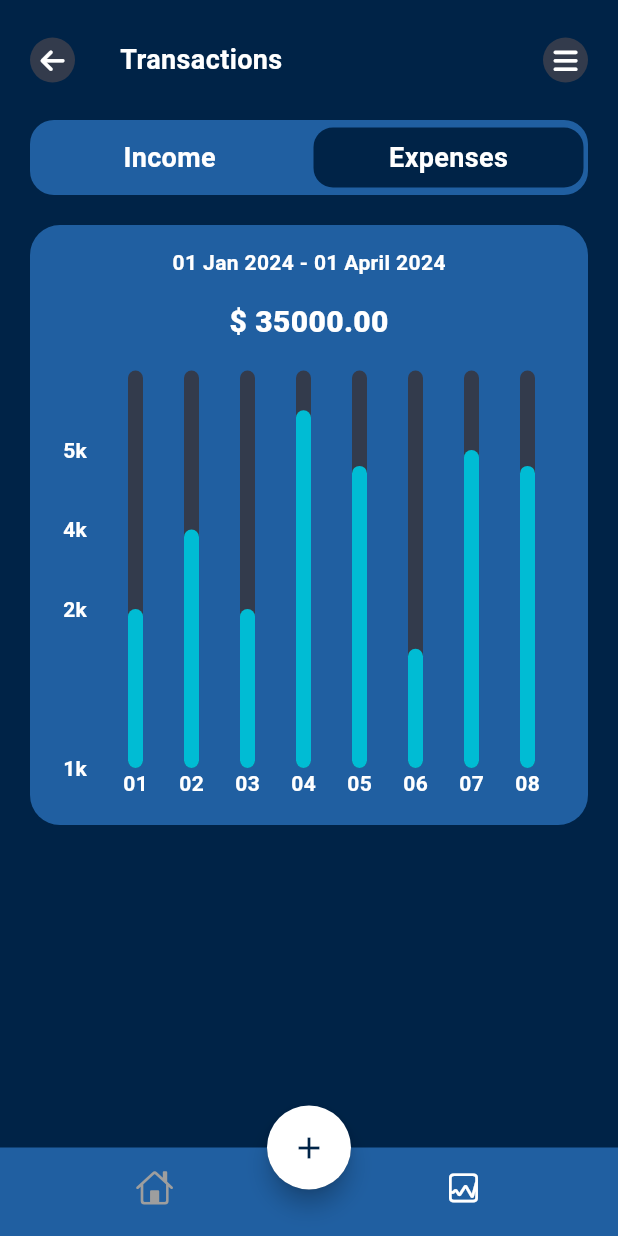
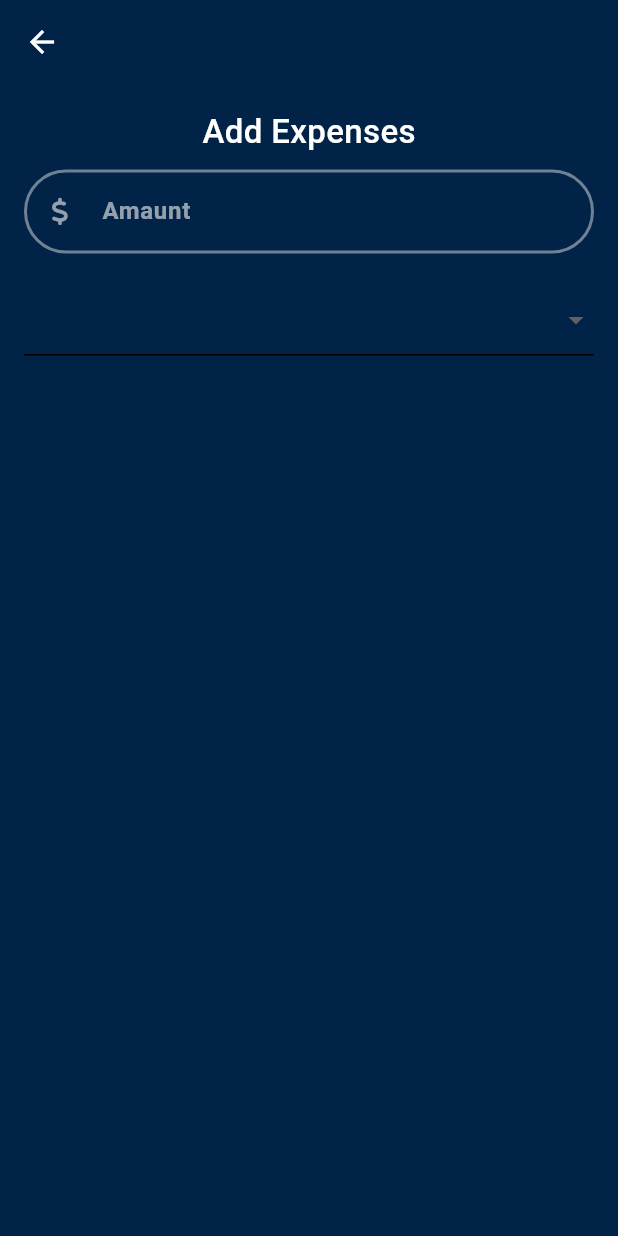
Before and after one commit to R-salton/expense_tracker, a Flutter app: the screen it shows after launch, item 2 of the bottom bar chosen, after a tap on the "add" icon, on a phone screen of 412 x 824 dp. Run offline on Flutter 3.47's test engine with Material 3 defaults, Android fonts, the phone set to English and light mode, and no system bars; drawn by our look-alikes of fl_chart; our stand-ins replace font_awesome_flutter, line_icons.

Commit message:
Add Expense

```diff
--- /dev/null
+++ b/lib/screens/add_expense/views/add_expenses.dart
@@ -0,0 +1,99 @@
+import 'package:flutter/material.dart';
+import 'package:font_awesome_flutter/font_awesome_flutter.dart';
+
+class AddExpensesScreen extends StatelessWidget {
+  const AddExpensesScreen({super.key});
+
+  @override
+  Widget build(BuildContext context) {
+    final List<String> categories = [
+      'Groceries',
+      'Bills',
+      'Entertainment',
+      'Transport',
+      'Health',
+      'Others',
+    ];
+
+    return GestureDetector(
+      onTap: () => FocusScope.of(context).unfocus(),
+      child: Scaffold(
+        appBar: AppBar(
+          iconTheme: IconThemeData(color: Colors.white),
+          centerTitle: true,
+        ),
+        body: Padding(
+          padding: const EdgeInsets.all(16.0),
+          child: Column(
+            crossAxisAlignment: CrossAxisAlignment.center,
+            children: [
+              Text(
+                'Add Expenses',
+                style: TextStyle(
+                  color: Colors.white,
+                  fontWeight: FontWeight.w500,
+                  fontSize: 22,
+                ),
+              ),
+              SizedBox(
+                height: 10,
+              ),
+              SizedBox(
+                child: CustomInputField(),
+              ),
+              SizedBox(
+                height: 20,
+              ),
+              DropdownButtonFormField<String>(
+                onChanged: (value) {},
+                items: categories.map((String category) {
+                  return DropdownMenuItem<String>(
+                    value: category,
+                    child: Text(
+                      category,
+                      style: TextStyle(
+                          color: Colors.white, fontWeight: FontWeight.bold),
+                    ),
+                  );
+                }).toList(),
+              ),
+            ],
+          ),
+        ),
+      ),
+    );
+  }
+}
+
+class CustomInputField extends StatelessWidget {
+  const CustomInputField({
+    super.key,
+  });
+
+  @override
+  Widget build(BuildContext context) {
+    return TextField(
+      decoration: InputDecoration(
+          prefixIcon: Icon(
+            FontAwesomeIcons.dollarSign,
+            size: 18,
+            color: const Color(0x9EEEECEC),
+          ),
+          labelText: 'Amaunt',
+          labelStyle: TextStyle(
+              color: const Color(0x9EEEECEC),
+              fontSize: 16,
+              fontWeight: FontWeight.bold),
+          enabledBorder: OutlineInputBorder(
+            borderSide: BorderSide(color: const Color(0x78EBEBEB), width: 2.0),
+            borderRadius: BorderRadius.circular(30.0),
+          ),
+          border: OutlineInputBorder(
+            borderRadius: BorderRadius.circular(30),
+            borderSide: BorderSide(
+              color: Colors.white,
+            ),
+          )),
+    );
+  }
+}
--- a/lib/screens/home/views/home_screen.dart
+++ b/lib/screens/home/views/home_screen.dart
@@ -1,4 +1,5 @@
 import 'package:expense_tracker/components/constants.dart';
+import 'package:expense_tracker/screens/add_expense/views/add_expenses.dart';
 import 'package:expense_tracker/screens/home/views/main_screen.dart';
 import 'package:expense_tracker/screens/stats_screen/stats_screen.dart';
 import 'package:flutter/cupertino.dart';
@@ -60,7 +61,10 @@ class _HomeScreenState extends State<HomeScreen> {
                 Icons.add,
                 color: kTextColor,
               )),
-          onPressed: () {}),
+          onPressed: () {
+            Navigator.push(context,
+                MaterialPageRoute(builder: (context) => AddExpensesScreen()));
+          }),
       floatingActionButtonLocation: FloatingActionButtonLocation.centerDocked,
       body: ScreenIndex == 0 ? MainScreen() : StatScree(),
     );
--- a/lib/screens/stats_screen/chart.dart
+++ b/lib/screens/stats_screen/chart.dart
@@ -1,4 +1,3 @@
-import 'dart:math';
 
 import 'package:expense_tracker/components/constants.dart';
 import 'package:fl_chart/fl_chart.dart';
```
